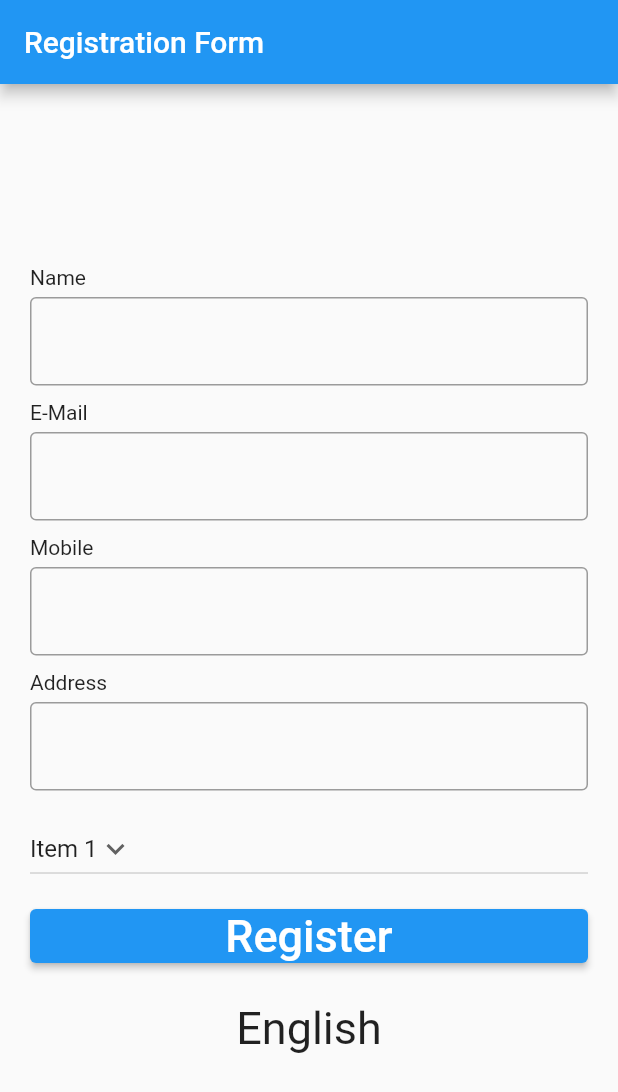
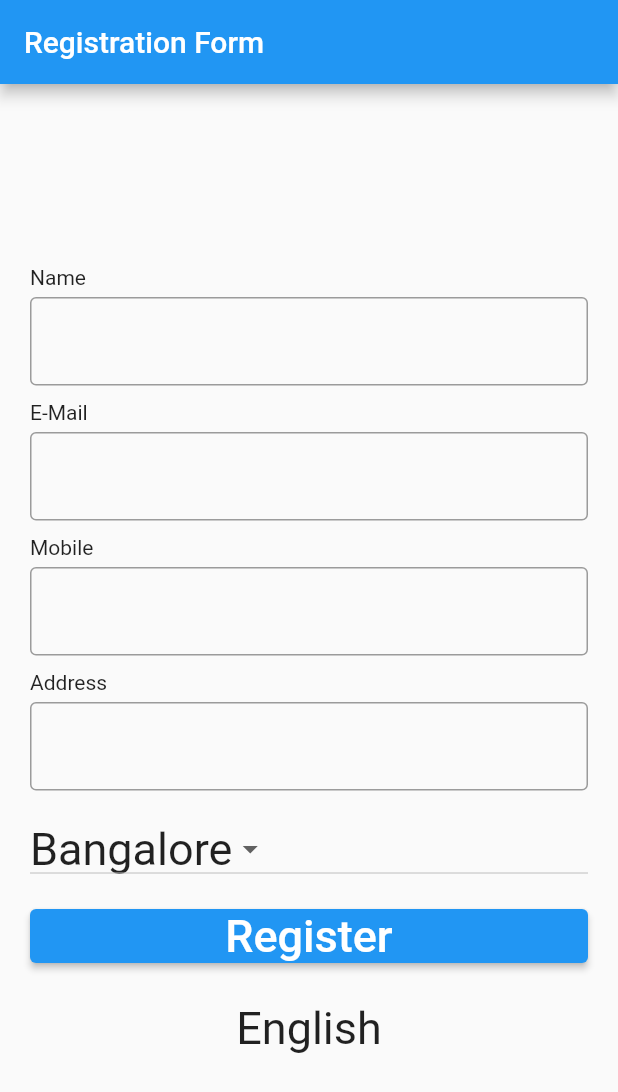
Before and after one commit to VinayTShetty/LoginDemoInternationalization, a Flutter app: the screen it shows after launch, on a phone screen of 412 x 824 dp. Shown: the top 1092 px of the screen. Run offline on Flutter 3.47's test engine with Material 2 defaults, Android fonts, the phone set to English and light mode, and no system bars; our stand-ins replace google_maps_flutter; generated files the repository leaves out were written again.

Commit message:
UI Modification for the DropDown is Completed.

```diff
--- a/LoginForm/lib/main.dart
+++ b/LoginForm/lib/main.dart
@@ -38,14 +38,8 @@ class _RegisterPageState extends State<RegisterPage> {
   TextEditingController emailController = TextEditingController();
   TextEditingController mobileController = TextEditingController();
   TextEditingController addressController = TextEditingController();
-  String dropdownvalue = 'Item 1';
-  var items = [
-    'Item 1',
-    'Item 2',
-    'Item 3',
-    'Item 4',
-    'Item 5',
-  ];
+  String dropdownValue = 'Bangalore';
+
   @override
   Widget build(BuildContext context) {
     return Scaffold(
@@ -117,26 +111,24 @@ class _RegisterPageState extends State<RegisterPage> {
               SizedBox(
                 height: 10,
               ),
-              DropdownButton(
-
-                // Initial Value
-                value: dropdownvalue,
-
-                // Down Arrow Icon
-                icon: const Icon(Icons.keyboard_arrow_down),
-
-                // Array list of items
-                items: items.map((String items) {
-                  return DropdownMenuItem(
-                    value: items,
-                    child: Text(items),
+              DropdownButton<String>(
+                // Step 3.
+                value: dropdownValue,
+                // Step 4.
+                items: <String>['Bangalore', 'Mysore']
+                    .map<DropdownMenuItem<String>>((String value) {
+                  return DropdownMenuItem<String>(
+                    value: value,
+                    child: Text(
+                      value,
+                      style: TextStyle(fontSize: 30),
+                    ),
                   );
                 }).toList(),
-                // After selecting the desired option,it will
-                // change button value to selected value
+                // Step 5.
                 onChanged: (String? newValue) {
                   setState(() {
-                    dropdownvalue = newValue!;
+                    dropdownValue = newValue!;
                   });
                 },
               ),
```
